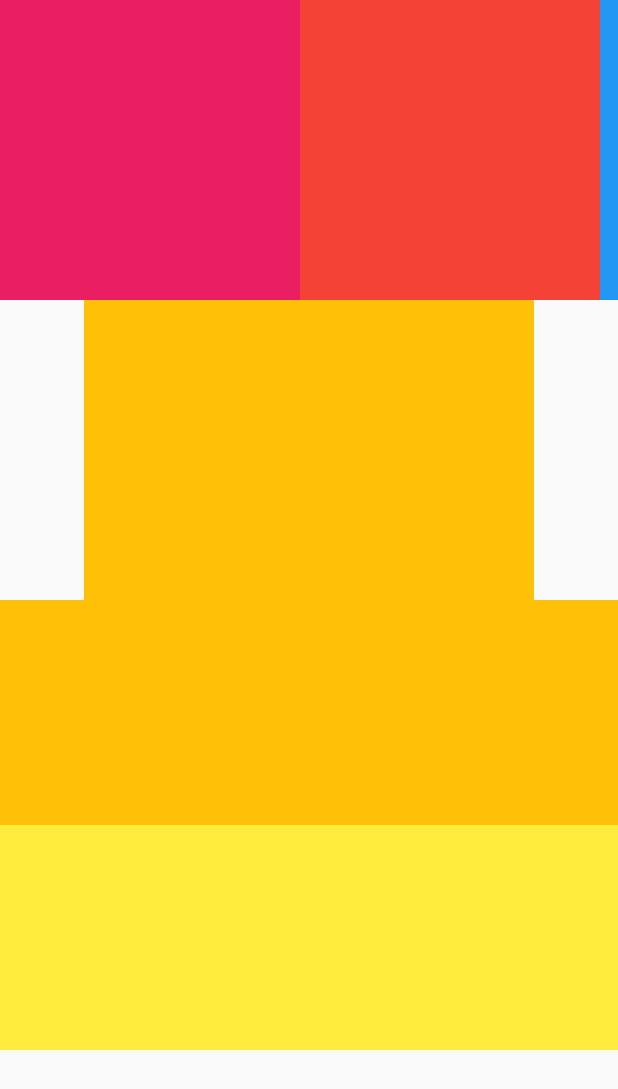
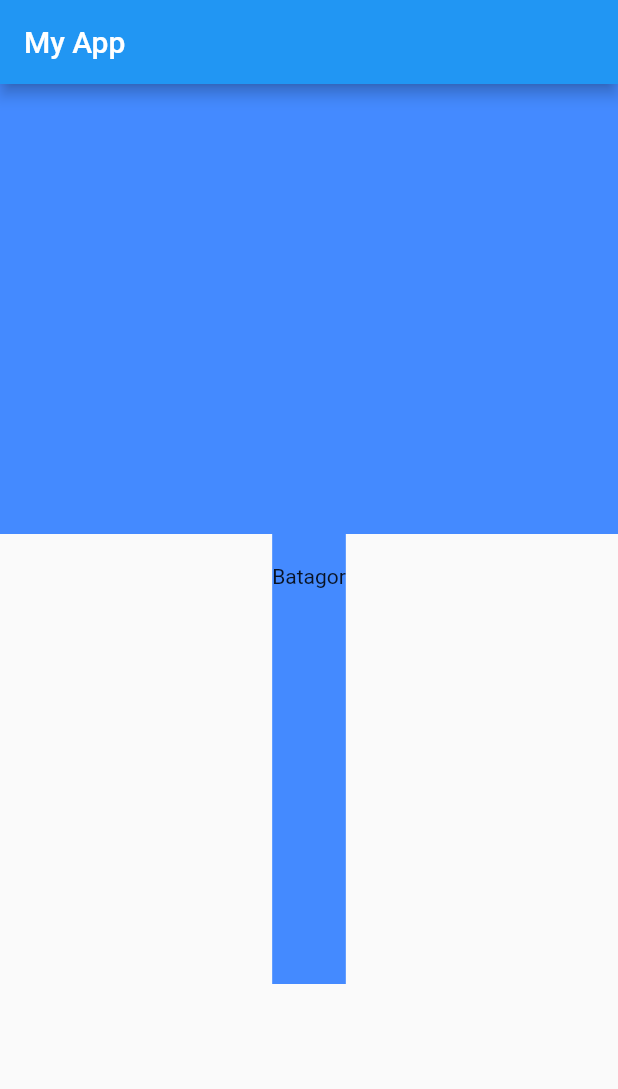
Before and after one commit to naulyvirya/belajar_flutter, a Flutter app: the screen it shows after launch, on a phone screen of 412 x 824 dp. Shown: the top 1089 px of the screen. Run offline on Flutter 3.47's test engine with Material 2 defaults, Android fonts, the phone set to English and light mode, and no system bars.

Commit message:
Latihan Listview Builder

```diff
--- /dev/null
+++ b/lib/listview.dart
@@ -0,0 +1,176 @@
+import 'package:flutter/material.dart';
+
+void main() => runApp(MyApp());
+
+class MyApp extends StatelessWidget {
+  List<Color> colors = [
+    Colors.indigo,
+    Colors.blueGrey,
+    Colors.amberAccent,
+    Colors.blue,
+    Colors.deepOrangeAccent,
+    Colors.cyan,
+  ];
+
+  List<Color> colors2 = [
+    Colors.red,
+    Colors.brown,
+    Colors.teal,
+    Colors.yellow,
+    Colors.purple,
+    Colors.green
+  ];
+
+  List<Color> colors3 = [
+    Colors.amberAccent,
+    Colors.blueGrey,
+    Colors.redAccent,
+    Colors.blue,
+    Colors.brown,
+    Colors.greenAccent,
+    Colors.green,
+    Colors.blueAccent,
+    Colors.yellowAccent,
+    Colors.purple,
+    Colors.pink,
+    Colors.deepPurpleAccent,
+  ];
+
+  List<String> namePerson = ['Ableh', 'Boa', 'Ari', 'Erik', 'Patur', 'Rama'];
+  List<String> namePerson2 = [
+    'Aldi',
+    'Boces',
+    'Rafli',
+    'Ferdi',
+    'Radenlada',
+    'Kemal'
+  ];
+
+  List<String> namePerson3 = [
+    'Ripki',
+    'Ojan',
+    'Ikoy',
+    'Anes',
+    'Ewok',
+    'Alip',
+    'Ijal',
+    'Yusup',
+    'Indra',
+    'Irsal',
+    'Rifa',
+    'Hilmi',
+  ];
+
+  @override
+  Widget build(BuildContext context) {
+    return MaterialApp(
+      debugShowCheckedModeBanner: false,
+      home: Scaffold(
+        appBar: AppBar(
+          title: Text('Listview Builder'),
+        ),
+        body: SafeArea(
+          child: SingleChildScrollView(
+            child: Container(
+              child: Column(
+                children: <Widget>[
+                  Container(
+                    height: 300,
+                    padding: EdgeInsets.only(top: 30),
+                    child: ListView.builder(
+                      scrollDirection: Axis.horizontal,
+                      itemCount: colors.length,
+                      itemBuilder: (context, index) {
+                        return Container(
+                          width: 200,
+                          child: Card(
+                            color: colors[index],
+                            child: Center(
+                              child: Text(
+                                namePerson[index],
+                              ),
+                            ),
+                          ),
+                        );
+                      },
+                    ),
+                  ),
+                  Container(
+                    padding: EdgeInsets.only(top: 20),
+                    height: 300,
+                    width: 500,
+                    child: ListView.builder(
+                      shrinkWrap: true,
+                      scrollDirection: Axis.vertical,
+                      itemCount: colors2.length,
+                      itemBuilder: (context, index) {
+                        return Container(
+                          width: 400,
+                          height: 150,
+                          child: Card(
+                            color: colors2[index],
+                            child: Center(
+                              child: Text(
+                                namePerson2[index],
+                              ),
+                            ),
+                          ),
+                        );
+                      },
+                    ),
+                  ),
+                  Container(
+                    padding: EdgeInsets.only(top: 10),
+                    height: 80,
+                    child: ListView.builder(
+                      shrinkWrap: true,
+                      scrollDirection: Axis.horizontal,
+                      itemCount: colors3.length,
+                      itemBuilder: (context, index) {
+                        return Container(
+                          width: 100,
+                          height: 50,
+                          child: Card(
+                            color: colors3[index],
+                            child: Center(
+                              child: Text(
+                                namePerson3[index],
+                              ),
+                            ),
+                          ),
+                        );
+                      },
+                    ),
+                  ),
+                  Container(
+                    padding: EdgeInsets.only(top: 10),
+                    height: 80,
+                    child: ListView.builder(
+                      shrinkWrap: true,
+                      scrollDirection: Axis.horizontal,
+                      itemCount: colors3.length,
+                      itemBuilder: (context, index) {
+                        return Container(
+                          width: 100,
+                          height: 50,
+                          child: Card(
+                            color: colors3[index],
+                            child: Center(
+                              child: Text(
+                                namePerson3[index],
+                              ),
+                            ),
+                          ),
+                        );
+                      },
+                    ),
+                  ),
+                ],
+              ),
+            ),
+          ),
+        ),
+      ),
+    );
+  }
+}
--- a/lib/main.dart
+++ b/lib/main.dart
@@ -3,109 +3,29 @@ import 'package:flutter/material.dart';
 void main() => runApp(MyApp());
 
 class MyApp extends StatelessWidget {
-  List<Color> colors = [
-    Colors.amber,
-    Colors.yellow,
-    Colors.orange,
-    Colors.blue,
-    Colors.lightBlue,
-    Colors.cyan,
-    Colors.red,
-    Colors.deepOrange
-  ];
-
   @override
   Widget build(BuildContext context) {
     return MaterialApp(
+      debugShowCheckedModeBanner: false,
       home: Scaffold(
+        appBar: AppBar(
+          title: Text('My App'),
+        ),
         body: SafeArea(
           child: SingleChildScrollView(
             child: Container(
               child: Column(
                 children: <Widget>[
                   Container(
-                    height: 200,
-                    child: ListView(
-                      scrollDirection: Axis.horizontal,
-                      children: <Widget>[
-                        Container(
-                          width: 200,
-                          color: Colors.pink,
-                        ),
-                        Container(
-                          width: 200,
-                          color: Colors.red,
-                        ),
-                        Container(
-                          width: 200,
-                          color: Colors.blue,
-                        ),
-                        Container(
-                          width: 200,
-                          color: Colors.cyan,
-                        ),
-                        Container(
-                          width: 200,
-                          color: Colors.green,
-                        ),
-                        Container(
-                          width: 200,
-                          color: Colors.teal,
-                        ),
-                        Container(
-                          width: 200,
-                          color: Colors.amber,
-                        ),
-                        Container(
-                          width: 200,
-                          color: Colors.yellow,
-                        ),
-                        Container(
-                          width: 200,
-                          color: Colors.orange,
-                        ),
-                        Container(
-                          width: 200,
-                          color: Colors.grey,
-                        ),
-                        Container(
-                          width: 200,
-                          color: Colors.black,
-                        ),
-                      ],
-                    ),
-                  ),
-                  Container(
-                    height: 200,
-                    width: 300,
-                    child: ListView.builder(
-                      shrinkWrap: true,
-                      scrollDirection: Axis.horizontal,
-                      itemCount: colors.length,
-                      itemBuilder: (context, index) {
-                        return Container(
-                          width: 400,
-                          height: 150,
-                          color: colors[index],
-                        );
-                      },
-                    ),
+                    height: 300,
+                    padding: EdgeInsets.only(top: 20),
+                    color: Colors.blueAccent,
                   ),
                   Container(
                     height: 300,
-                    width: 500,
-                    child: ListView.builder(
-                      shrinkWrap: true,
-                      scrollDirection: Axis.vertical,
-                      itemCount: colors.length,
-                      itemBuilder: (context, index) {
-                        return Container(
-                          width: 400,
-                          height: 150,
-                          color: colors[index],
-                        );
-                      },
-                    ),
+                    padding: EdgeInsets.only(top: 20),
+                    color: Colors.blueAccent,
+                    child: Text("Batagor"),
                   )
                 ],
               ),
```
Also changed, not shown: 1 other file.
